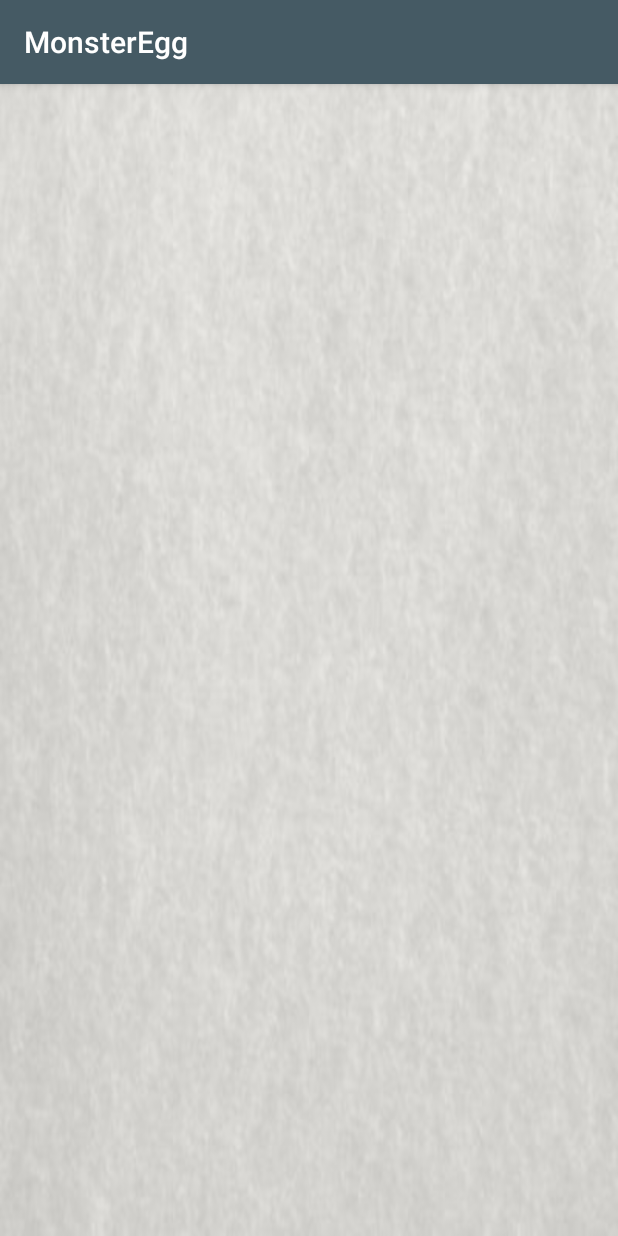
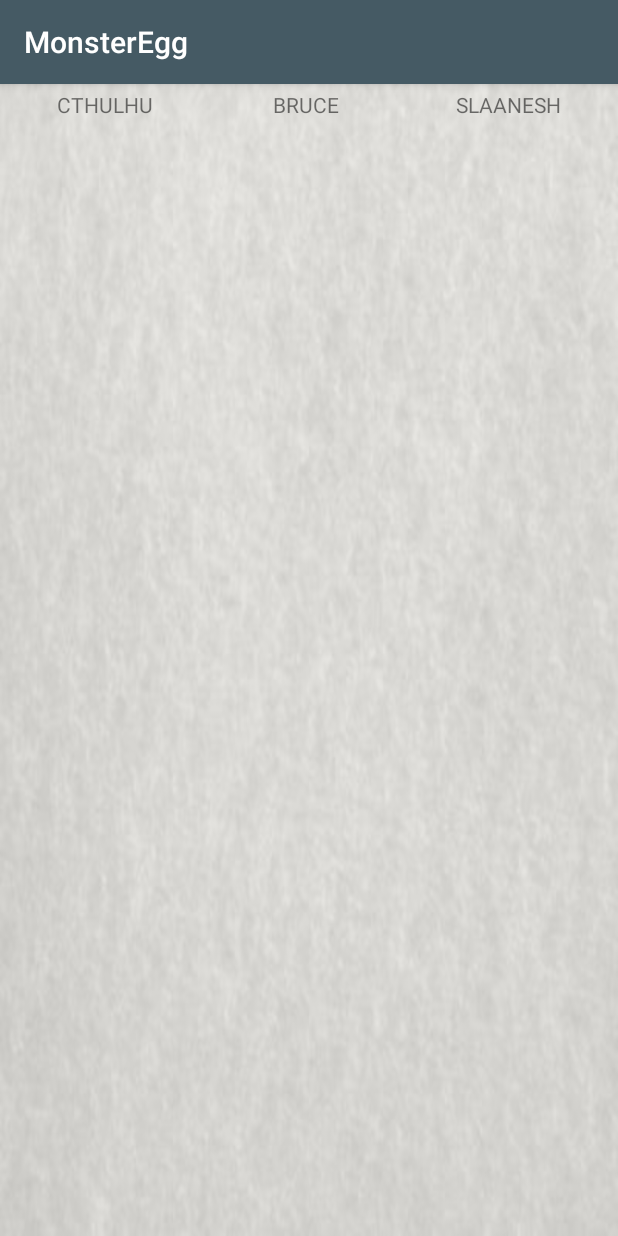
Before and after one commit to rooksoto/MonsterEgg, an Android app: the screen it shows after launch (MainActivity), on a phone screen of 412 x 824 dp. Run offline under Robolectric (Android 15) with nearby library versions, the phone set to English and light mode, and no system bars.

Commit message:
rv working

```diff
--- a/app/src/main/java/nyc/c4q/rafaelsoto/monsteregg/presenter/MonsterAdapter.java
+++ b/app/src/main/java/nyc/c4q/rafaelsoto/monsteregg/presenter/MonsterAdapter.java
@@ -22,12 +22,8 @@ public class MonsterAdapter extends RecyclerView.Adapter {
 
 
     public MonsterAdapter(List<Monster> caughtMonsters) {
-//        caughtMonsters.add(MonsterDataProvider.monsterMap.get(0));
-//        caughtMonsters.add(MonsterDataProvider.monsterMap.get(1));
-//        caughtMonsters.add(MonsterDataProvider.monsterMap.get(2));
-//        caughtMonsters.add(MonsterDataProvider.monsterList.get(3));
-//        caughtMonsters.add(MonsterDataProvider.monsterList.get(4));
-//        caughtMonsters.add(MonsterDataProvider.monsterList.get(5));
+
+        monsterList = caughtMonsters;
     }
 
     @Override
--- a/app/src/main/java/nyc/c4q/rafaelsoto/monsteregg/view/MainActivity.java
+++ b/app/src/main/java/nyc/c4q/rafaelsoto/monsteregg/view/MainActivity.java
@@ -30,17 +30,11 @@ public class MainActivity extends AppCompatActivity {
         super.onCreate(savedInstanceState);
         setContentView(R.layout.activity_main);
 
-        caughtMonsters.add(MonsterDataProvider.monsterMap.get(0));
-        caughtMonsters.add(MonsterDataProvider.monsterMap.get(1));
-        caughtMonsters.add(MonsterDataProvider.monsterMap.get(2));
-        caughtMonsters.add(MonsterDataProvider.monsterList.get(3));
-        caughtMonsters.add(MonsterDataProvider.monsterList.get(4));
-        caughtMonsters.add(MonsterDataProvider.monsterList.get(5));
+        caughtMonsters.addAll(MonsterDataProvider.monsterList);
 
         rv = (RecyclerView) findViewById((R.id.rv_monster_recycler));
         rv.setLayoutManager(new GridLayoutManager(this, 3));
         adapter = new MonsterAdapter(caughtMonsters);
-        adapter.notifyDataSetChanged(); //necessary?
         rv.setAdapter(adapter);
 
         scheduleAlarm();
--- a/app/src/main/res/layout/monster_item.xml
+++ b/app/src/main/res/layout/monster_item.xml
@@ -7,7 +7,11 @@
     android:id="@+id/caught_name"
     android:layout_width="wrap_content"
     android:layout_height="wrap_content"
-    android:textSize="12sp"/>
+    android:textAlignment="center"
+    android:textAllCaps="true"
+    android:layout_gravity="center"
+    android:paddingRight="4dp"
+    android:textSize="14sp"/>
     <ImageView
         android:id="@+id/caught_image"
         android:layout_width="wrap_content"
```
